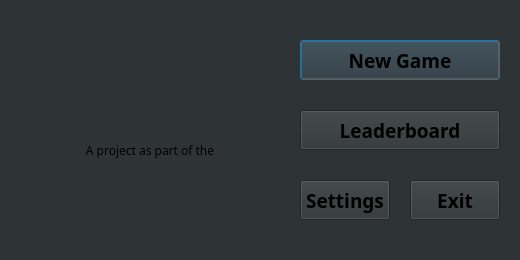
Qt form Zork_Qt_project/zorkhome.ui (willoleary6/ZorkProject) before a commit.
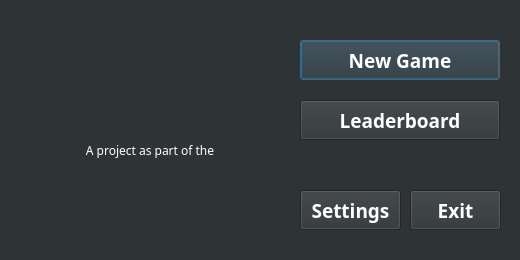
The same form after that commit. Icons and pictures are not drawn.

Commit message: Improved UI - buttons change colour and map is updated

```diff
--- a/Zork_Qt_project/zorkhome.ui
+++ b/Zork_Qt_project/zorkhome.ui
@@ -47,6 +47,178 @@
      <height>40</height>
     </rect>
    </property>
+   <property name="palette">
+    <palette>
+     <active>
+      <colorrole role="WindowText">
+       <brush brushstyle="SolidPattern">
+        <color alpha="255">
+         <red>255</red>
+         <green>255</green>
+         <blue>255</blue>
+        </color>
+       </brush>
+      </colorrole>
+      <colorrole role="Button">
+       <brush brushstyle="SolidPattern">
+        <color alpha="255">
+         <red>46</red>
+         <green>52</green>
+         <blue>54</blue>
+        </color>
+       </brush>
+      </colorrole>
+      <colorrole role="Text">
+       <brush brushstyle="SolidPattern">
+        <color alpha="255">
+         <red>255</red>
+         <green>255</green>
+         <blue>255</blue>
+        </color>
+       </brush>
+      </colorrole>
+      <colorrole role="ButtonText">
+       <brush brushstyle="SolidPattern">
+        <color alpha="255">
+         <red>255</red>
+         <green>255</green>
+         <blue>255</blue>
+        </color>
+       </brush>
+      </colorrole>
+      <colorrole role="Base">
+       <brush brushstyle="SolidPattern">
+        <color alpha="255">
+         <red>46</red>
+         <green>52</green>
+         <blue>54</blue>
+        </color>
+       </brush>
+      </colorrole>
+      <colorrole role="Window">
+       <brush brushstyle="SolidPattern">
+        <color alpha="255">
+         <red>46</red>
+         <green>52</green>
+         <blue>54</blue>
+        </color>
+       </brush>
+      </colorrole>
+     </active>
+     <inactive>
+      <colorrole role="WindowText">
+       <brush brushstyle="SolidPattern">
+        <color alpha="255">
+         <red>255</red>
+         <green>255</green>
+         <blue>255</blue>
+        </color>
+       </brush>
+      </colorrole>
+      <colorrole role="Button">
+       <brush brushstyle="SolidPattern">
+        <color alpha="255">
+         <red>46</red>
+         <green>52</green>
+         <blue>54</blue>
+        </color>
+       </brush>
+      </colorrole>
+      <colorrole role="Text">
+       <brush brushstyle="SolidPattern">
+        <color alpha="255">
+         <red>255</red>
+         <green>255</green>
+         <blue>255</blue>
+        </color>
+       </brush>
+      </colorrole>
+      <colorrole role="ButtonText">
+       <brush brushstyle="SolidPattern">
+        <color alpha="255">
+         <red>255</red>
+         <green>255</green>
+         <blue>255</blue>
+        </color>
+       </brush>
+      </colorrole>
+      <colorrole role="Base">
+       <brush brushstyle="SolidPattern">
+        <color alpha="255">
+         <red>46</red>
+         <green>52</green>
+         <blue>54</blue>
+        </color>
+       </brush>
+      </colorrole>
+      <colorrole role="Window">
+       <brush brushstyle="SolidPattern">
+        <color alpha="255">
+         <red>46</red>
+         <green>52</green>
+         <blue>54</blue>
+        </color>
+       </brush>
+      </colorrole>
+     </inactive>
+     <disabled>
+      <colorrole role="WindowText">
+       <brush brushstyle="SolidPattern">
+        <color alpha="255">
+         <red>190</red>
+         <green>190</green>
+         <blue>190</blue>
+        </color>
+       </brush>
+      </colorrole>
+      <colorrole role="Button">
+       <brush brushstyle="SolidPattern">
+        <color alpha="255">
+         <red>46</red>
+         <green>52</green>
+         <blue>54</blue>
+        </color>
+       </brush>
+      </colorrole>
+      <colorrole role="Text">
+       <brush brushstyle="SolidPattern">
+        <color alpha="255">
+         <red>190</red>
+         <green>190</green>
+         <blue>190</blue>
+        </color>
+       </brush>
+      </colorrole>
+      <colorrole role="ButtonText">
+       <brush brushstyle="SolidPattern">
+        <color alpha="255">
+         <red>190</red>
+         <green>190</green>
+         <blue>190</blue>
+        </color>
+       </brush>
+      </colorrole>
+      <colorrole role="Base">
+       <brush brushstyle="SolidPattern">
+        <color alpha="255">
+         <red>46</red>
+         <green>52</green>
+         <blue>54</blue>
+        </color>
+       </brush>
+      </colorrole>
+      <colorrole role="Window">
+       <brush brushstyle="SolidPattern">
+        <color alpha="255">
+         <red>46</red>
+         <green>52</green>
+         <blue>54</blue>
+        </color>
+       </brush>
+      </colorrole>
+     </disabled>
+    </palette>
+   </property>
    <property name="font">
     <font>
      <family>Montserrat</family>
@@ -66,11 +238,129 @@
    <property name="geometry">
     <rect>
      <x>410</x>
-     <y>180</y>
-     <width>90</width>
+     <y>190</y>
+     <width>91</width>
      <height>40</height>
     </rect>
    </property>
+   <property name="palette">
+    <palette>
+     <active>
+      <colorrole role="Button">
+       <brush brushstyle="SolidPattern">
+        <color alpha="255">
+         <red>46</red>
+         <green>52</green>
+         <blue>54</blue>
+        </color>
+       </brush>
+      </colorrole>
+      <colorrole role="ButtonText">
+       <brush brushstyle="SolidPattern">
+        <color alpha="255">
+         <red>255</red>
+         <green>255</green>
+         <blue>255</blue>
+        </color>
+       </brush>
+      </colorrole>
+      <colorrole role="Base">
+       <brush brushstyle="SolidPattern">
+        <color alpha="255">
+         <red>46</red>
+         <green>52</green>
+         <blue>54</blue>
+        </color>
+       </brush>
+      </colorrole>
+      <colorrole role="Window">
+       <brush brushstyle="SolidPattern">
+        <color alpha="255">
+         <red>46</red>
+         <green>52</green>
+         <blue>54</blue>
+        </color>
+       </brush>
+      </colorrole>
+     </active>
+     <inactive>
+      <colorrole role="Button">
+       <brush brushstyle="SolidPattern">
+        <color alpha="255">
+         <red>46</red>
+         <green>52</green>
+         <blue>54</blue>
+        </color>
+       </brush>
+      </colorrole>
+      <colorrole role="ButtonText">
+       <brush brushstyle="SolidPattern">
+        <color alpha="255">
+         <red>255</red>
+         <green>255</green>
+         <blue>255</blue>
+        </color>
+       </brush>
+      </colorrole>
+      <colorrole role="Base">
+       <brush brushstyle="SolidPattern">
+        <color alpha="255">
+         <red>46</red>
+         <green>52</green>
+         <blue>54</blue>
+        </color>
+       </brush>
+      </colorrole>
+      <colorrole role="Window">
+       <brush brushstyle="SolidPattern">
+        <color alpha="255">
+         <red>46</red>
+         <green>52</green>
+         <blue>54</blue>
+        </color>
+       </brush>
+      </colorrole>
+     </inactive>
+     <disabled>
+      <colorrole role="Button">
+       <brush brushstyle="SolidPattern">
+        <color alpha="255">
+         <red>46</red>
+         <green>52</green>
+         <blue>54</blue>
+        </color>
+       </brush>
+      </colorrole>
+      <colorrole role="ButtonText">
+       <brush brushstyle="SolidPattern">
+        <color alpha="255">
+         <red>190</red>
+         <green>190</green>
+         <blue>190</blue>
+        </color>
+       </brush>
+      </colorrole>
+      <colorrole role="Base">
+       <brush brushstyle="SolidPattern">
+        <color alpha="255">
+         <red>46</red>
+         <green>52</green>
+         <blue>54</blue>
+        </color>
+       </brush>
+      </colorrole>
+      <colorrole role="Window">
+       <brush brushstyle="SolidPattern">
+        <color alpha="255">
+         <red>46</red>
+         <green>52</green>
+         <blue>54</blue>
+        </color>
+       </brush>
+      </colorrole>
+     </disabled>
+    </palette>
+   </property>
    <property name="font">
     <font>
      <family>Montserrat</family>
@@ -87,11 +377,129 @@
    <property name="geometry">
     <rect>
      <x>300</x>
-     <y>180</y>
-     <width>90</width>
+     <y>190</y>
+     <width>101</width>
      <height>40</height>
     </rect>
    </property>
+   <property name="palette">
+    <palette>
+     <active>
+      <colorrole role="Button">
+       <brush brushstyle="SolidPattern">
+        <color alpha="255">
+         <red>46</red>
+         <green>52</green>
+         <blue>54</blue>
+        </color>
+       </brush>
+      </colorrole>
+      <colorrole role="ButtonText">
+       <brush brushstyle="SolidPattern">
+        <color alpha="255">
+         <red>255</red>
+         <green>255</green>
+         <blue>255</blue>
+        </color>
+       </brush>
+      </colorrole>
+      <colorrole role="Base">
+       <brush brushstyle="SolidPattern">
+        <color alpha="255">
+         <red>46</red>
+         <green>52</green>
+         <blue>54</blue>
+        </color>
+       </brush>
+      </colorrole>
+      <colorrole role="Window">
+       <brush brushstyle="SolidPattern">
+        <color alpha="255">
+         <red>46</red>
+         <green>52</green>
+         <blue>54</blue>
+        </color>
+       </brush>
+      </colorrole>
+     </active>
+     <inactive>
+      <colorrole role="Button">
+       <brush brushstyle="SolidPattern">
+        <color alpha="255">
+         <red>46</red>
+         <green>52</green>
+         <blue>54</blue>
+        </color>
+       </brush>
+      </colorrole>
+      <colorrole role="ButtonText">
+       <brush brushstyle="SolidPattern">
+        <color alpha="255">
+         <red>255</red>
+         <green>255</green>
+         <blue>255</blue>
+        </color>
+       </brush>
+      </colorrole>
+      <colorrole role="Base">
+       <brush brushstyle="SolidPattern">
+        <color alpha="255">
+         <red>46</red>
+         <green>52</green>
+         <blue>54</blue>
+        </color>
+       </brush>
+      </colorrole>
+      <colorrole role="Window">
+       <brush brushstyle="SolidPattern">
+        <color alpha="255">
+         <red>46</red>
+         <green>52</green>
+         <blue>54</blue>
+        </color>
+       </brush>
+      </colorrole>
+     </inactive>
+     <disabled>
+      <colorrole role="Button">
+       <brush brushstyle="SolidPattern">
+        <color alpha="255">
+         <red>46</red>
+         <green>52</green>
+         <blue>54</blue>
+        </color>
+       </brush>
+      </colorrole>
+      <colorrole role="ButtonText">
+       <brush brushstyle="SolidPattern">
+        <color alpha="255">
+         <red>190</red>
+         <green>190</green>
+         <blue>190</blue>
+        </color>
+       </brush>
+      </colorrole>
+      <colorrole role="Base">
+       <brush brushstyle="SolidPattern">
+        <color alpha="255">
+         <red>46</red>
+         <green>52</green>
+         <blue>54</blue>
+        </color>
+       </brush>
+      </colorrole>
+      <colorrole role="Window">
+       <brush brushstyle="SolidPattern">
+        <color alpha="255">
+         <red>46</red>
+         <green>52</green>
+         <blue>54</blue>
+        </color>
+       </brush>
+      </colorrole>
+     </disabled>
+    </palette>
+   </property>
    <property name="font">
     <font>
      <family>Montserrat</family>
@@ -129,11 +537,129 @@
    <property name="geometry">
     <rect>
      <x>300</x>
-     <y>110</y>
+     <y>100</y>
      <width>200</width>
      <height>40</height>
     </rect>
    </property>
+   <property name="palette">
+    <palette>
+     <active>
+      <colorrole role="Button">
+       <brush brushstyle="SolidPattern">
+        <color alpha="255">
+         <red>46</red>
+         <green>52</green>
+         <blue>54</blue>
+        </color>
+       </brush>
+      </colorrole>
+      <colorrole role="ButtonText">
+       <brush brushstyle="SolidPattern">
+        <color alpha="255">
+         <red>255</red>
+         <green>255</green>
+         <blue>255</blue>
+        </color>
+       </brush>
+      </colorrole>
+      <colorrole role="Base">
+       <brush brushstyle="SolidPattern">
+        <color alpha="255">
+         <red>46</red>
+         <green>52</green>
+         <blue>54</blue>
+        </color>
+       </brush>
+      </colorrole>
+      <colorrole role="Window">
+       <brush brushstyle="SolidPattern">
+        <color alpha="255">
+         <red>46</red>
+         <green>52</green>
+         <blue>54</blue>
+        </color>
+       </brush>
+      </colorrole>
+     </active>
+     <inactive>
+      <colorrole role="Button">
+       <brush brushstyle="SolidPattern">
+        <color alpha="255">
+         <red>46</red>
+         <green>52</green>
+         <blue>54</blue>
+        </color>
+       </brush>
+      </colorrole>
+      <colorrole role="ButtonText">
+       <brush brushstyle="SolidPattern">
+        <color alpha="255">
+         <red>255</red>
+         <green>255</green>
+         <blue>255</blue>
+        </color>
+       </brush>
+      </colorrole>
+      <colorrole role="Base">
+       <brush brushstyle="SolidPattern">
+        <color alpha="255">
+         <red>46</red>
+         <green>52</green>
+         <blue>54</blue>
+        </color>
+       </brush>
+      </colorrole>
+      <colorrole role="Window">
+       <brush brushstyle="SolidPattern">
+        <color alpha="255">
+         <red>46</red>
+         <green>52</green>
+         <blue>54</blue>
+        </color>
+       </brush>
+      </colorrole>
+     </inactive>
+     <disabled>
+      <colorrole role="Button">
+       <brush brushstyle="SolidPattern">
+        <color alpha="255">
+         <red>46</red>
+         <green>52</green>
+         <blue>54</blue>
+        </color>
+       </brush>
+      </colorrole>
+      <colorrole role="ButtonText">
+       <brush brushstyle="SolidPattern">
+        <color alpha="255">
+         <red>190</red>
+         <green>190</green>
+         <blue>190</blue>
+        </color>
+       </brush>
+      </colorrole>
+      <colorrole role="Base">
+       <brush brushstyle="SolidPattern">
+        <color alpha="255">
+         <red>46</red>
+         <green>52</green>
+         <blue>54</blue>
+        </color>
+       </brush>
+      </colorrole>
+      <colorrole role="Window">
+       <brush brushstyle="SolidPattern">
+        <color alpha="255">
+         <red>46</red>
+         <green>52</green>
+         <blue>54</blue>
+        </color>
+       </brush>
+      </colorrole>
+     </disabled>
+    </palette>
+   </property>
    <property name="font">
     <font>
      <family>Montserrat</family>
@@ -180,6 +706,151 @@
      <height>20</height>
     </rect>
    </property>
+   <property name="palette">
+    <palette>
+     <active>
+      <colorrole role="WindowText">
+       <brush brushstyle="SolidPattern">
+        <color alpha="255">
+         <red>255</red>
+         <green>255</green>
+         <blue>255</blue>
+        </color>
+       </brush>
+      </colorrole>
+      <colorrole role="Button">
+       <brush brushstyle="SolidPattern">
+        <color alpha="255">
+         <red>46</red>
+         <green>52</green>
+         <blue>54</blue>
+        </color>
+       </brush>
+      </colorrole>
+      <colorrole role="Text">
+       <brush brushstyle="SolidPattern">
+        <color alpha="255">
+         <red>255</red>
+         <green>255</green>
+         <blue>255</blue>
+        </color>
+       </brush>
+      </colorrole>
+      <colorrole role="Base">
+       <brush brushstyle="SolidPattern">
+        <color alpha="255">
+         <red>46</red>
+         <green>52</green>
+         <blue>54</blue>
+        </color>
+       </brush>
+      </colorrole>
+      <colorrole role="Window">
+       <brush brushstyle="SolidPattern">
+        <color alpha="255">
+         <red>46</red>
+         <green>52</green>
+         <blue>54</blue>
+        </color>
+       </brush>
+      </colorrole>
+     </active>
+     <inactive>
+      <colorrole role="WindowText">
+       <brush brushstyle="SolidPattern">
+        <color alpha="255">
+         <red>255</red>
+         <green>255</green>
+         <blue>255</blue>
+        </color>
+       </brush>
+      </colorrole>
+      <colorrole role="Button">
+       <brush brushstyle="SolidPattern">
+        <color alpha="255">
+         <red>46</red>
+         <green>52</green>
+         <blue>54</blue>
+        </color>
+       </brush>
+      </colorrole>
+      <colorrole role="Text">
+       <brush brushstyle="SolidPattern">
+        <color alpha="255">
+         <red>255</red>
+         <green>255</green>
+         <blue>255</blue>
+        </color>
+       </brush>
+      </colorrole>
+      <colorrole role="Base">
+       <brush brushstyle="SolidPattern">
+        <color alpha="255">
+         <red>46</red>
+         <green>52</green>
+         <blue>54</blue>
+        </color>
+       </brush>
+      </colorrole>
+      <colorrole role="Window">
+       <brush brushstyle="SolidPattern">
+        <color alpha="255">
+         <red>46</red>
+         <green>52</green>
+         <blue>54</blue>
+        </color>
+       </brush>
+      </colorrole>
+     </inactive>
+     <disabled>
+      <colorrole role="WindowText">
+       <brush brushstyle="SolidPattern">
+        <color alpha="255">
+         <red>190</red>
+         <green>190</green>
+         <blue>190</blue>
+        </color>
+       </brush>
+      </colorrole>
+      <colorrole role="Button">
+       <brush brushstyle="SolidPattern">
+        <color alpha="255">
+         <red>46</red>
+         <green>52</green>
+         <blue>54</blue>
+        </color>
+       </brush>
+      </colorrole>
+      <colorrole role="Text">
+       <brush brushstyle="SolidPattern">
+        <color alpha="255">
+         <red>190</red>
+         <green>190</green>
+         <blue>190</blue>
+        </color>
+       </brush>
+      </colorrole>
+      <colorrole role="Base">
+       <brush brushstyle="SolidPattern">
+        <color alpha="255">
+         <red>46</red>
+         <green>52</green>
+         <blue>54</blue>
+        </color>
+       </brush>
+      </colorrole>
+      <colorrole role="Window">
+       <brush brushstyle="SolidPattern">
+        <color alpha="255">
+         <red>46</red>
+         <green>52</green>
+         <blue>54</blue>
+        </color>
+       </brush>
+      </colorrole>
+     </disabled>
+    </palette>
+   </property>
    <property name="font">
     <font>
      <family>Montserrat</family>
```
The commit also changes 7 other files.
